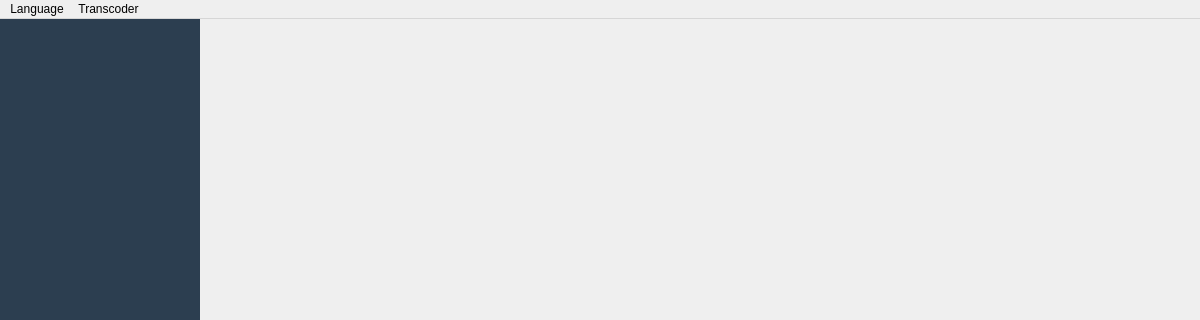
Above: src/builder/src/open_converter.ui from OpenConverterLab/OpenConverter before the change; both pictures show x 0 to 1200 and y 0 to 320 of the 1200 by 700 pixel window. Below: the same form after it.
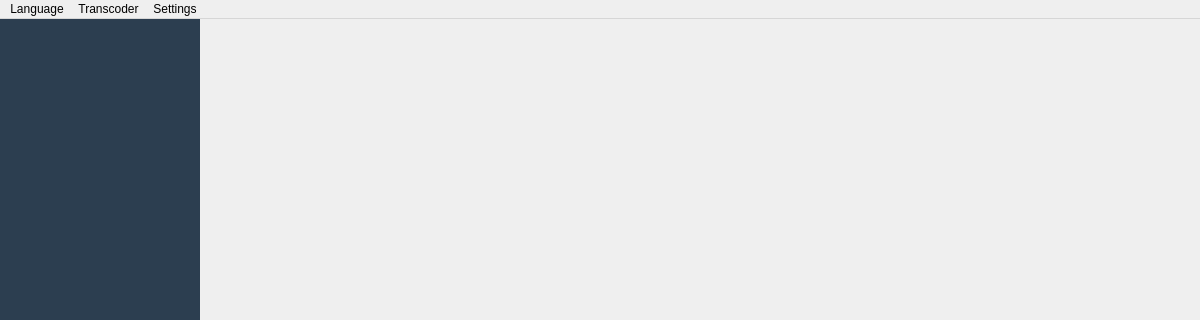
That is the form after the change.

What changed in the file:
```diff
--- a/src/builder/src/open_converter.ui
+++ b/src/builder/src/open_converter.ui
@@ -146,8 +146,15 @@
      <string>Transcoder</string>
     </property>
    </widget>
+   <widget class="QMenu" name="menuSettings">
+    <property name="title">
+     <string>Settings</string>
+    </property>
+    <addaction name="action_enableLog"/>
+   </widget>
    <addaction name="menuLanguage"/>
    <addaction name="menuTranscoder"/>
+   <addaction name="menuSettings"/>
   </widget>
   <widget class="QStatusBar" name="statusBar"/>
   <action name="english">
```
Left out of the diff: 8 changed lines with no effect on the pictures.
